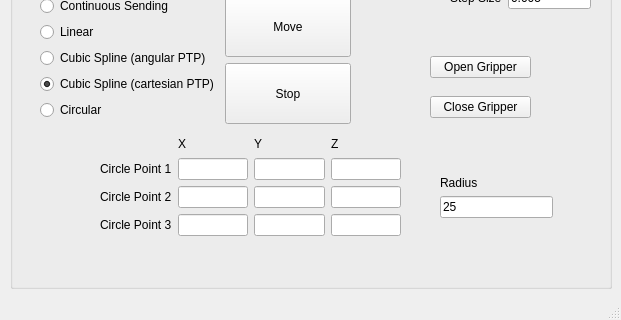
This is delta_qtgui/ui/main_window.ui in MarvinStuede/delta as Qt 5 draws it before an edit; both pictures show x 631 to 1252 and y 503 to 823 of the 1252 by 823 pixel window. The edited form follows.
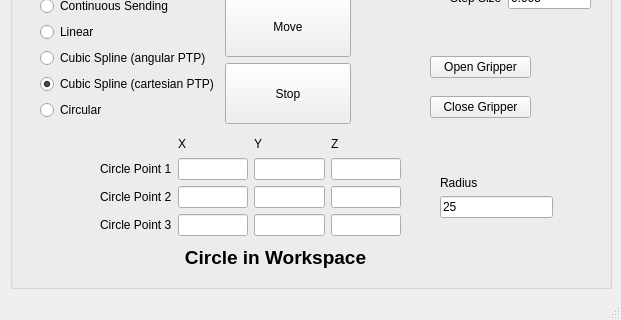
This is the edited form. Icons and pictures are not drawn.

What changed in the file:
```diff
--- a/delta_qtgui/ui/main_window.ui
+++ b/delta_qtgui/ui/main_window.ui
@@ -1138,6 +1138,32 @@
           <string>Radius</string>
          </property>
         </widget>
+        <widget class="QLabel" name="label_workspace_circle">
+         <property name="geometry">
+          <rect>
+           <x>70</x>
+           <y>320</y>
+           <width>391</width>
+           <height>22</height>
+          </rect>
+         </property>
+         <property name="font">
+          <font>
+           <pointsize>14</pointsize>
+           <weight>75</weight>
+           <italic>false</italic>
+           <bold>true</bold>
+           <underline>false</underline>
+           <strikeout>false</strikeout>
+          </font>
+         </property>
+         <property name="text">
+          <string>Circle in Workspace</string>
+         </property>
+         <property name="alignment">
+          <set>Qt::AlignCenter</set>
+         </property>
+        </widget>
        </widget>
       </item>
      </layout>
```
Left out of the diff: 4 changed lines with no effect on the pictures.
